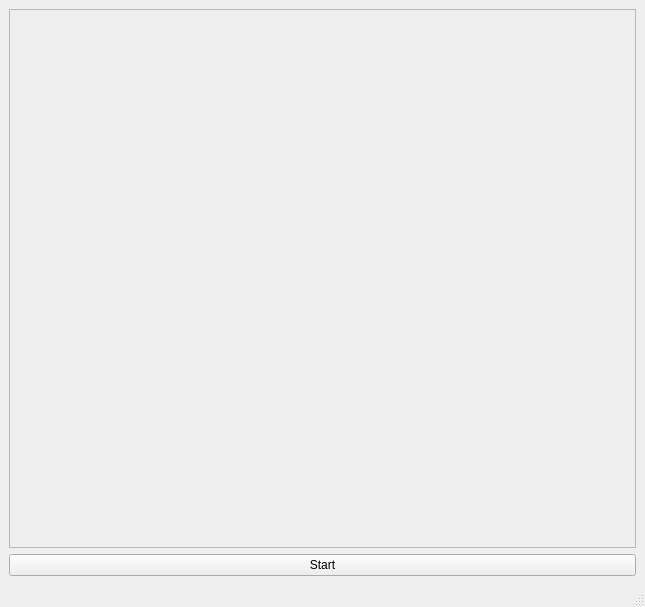
Above: unreal-qt/mainwindow.ui from alfishe/unreal-ng before the change. Below: the same form after it.
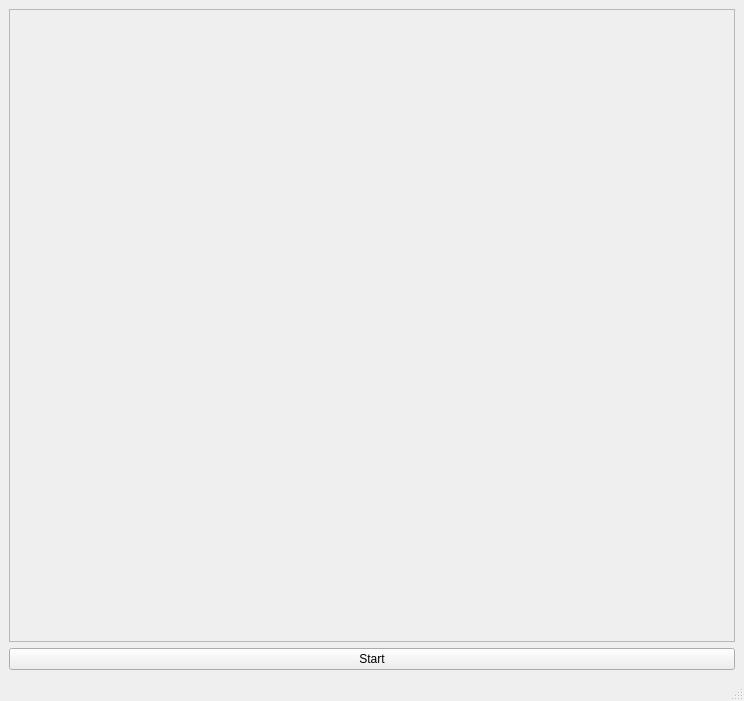
That is the form after the change.

Commit message: Increased default main window size. Added key press / release passthrogh

```diff
--- a/unreal-qt/mainwindow.ui
+++ b/unreal-qt/mainwindow.ui
@@ -6,8 +6,8 @@
    <rect>
     <x>0</x>
     <y>0</y>
-    <width>645</width>
-    <height>607</height>
+    <width>744</width>
+    <height>701</height>
    </rect>
   </property>
   <property name="focusPolicy">
@@ -20,6 +20,12 @@
    <layout class="QVBoxLayout" name="verticalLayout">
     <item>
      <widget class="QFrame" name="contentFrame">
+      <property name="sizePolicy">
+       <sizepolicy hsizetype="Expanding" vsizetype="Expanding">
+        <horstretch>0</horstretch>
+        <verstretch>0</verstretch>
+       </sizepolicy>
+      </property>
       <property name="minimumSize">
        <size>
         <width>352</width>
```
Left out of the diff: 4 changed lines with no effect on the pictures. The commit also changes 4 other files.
